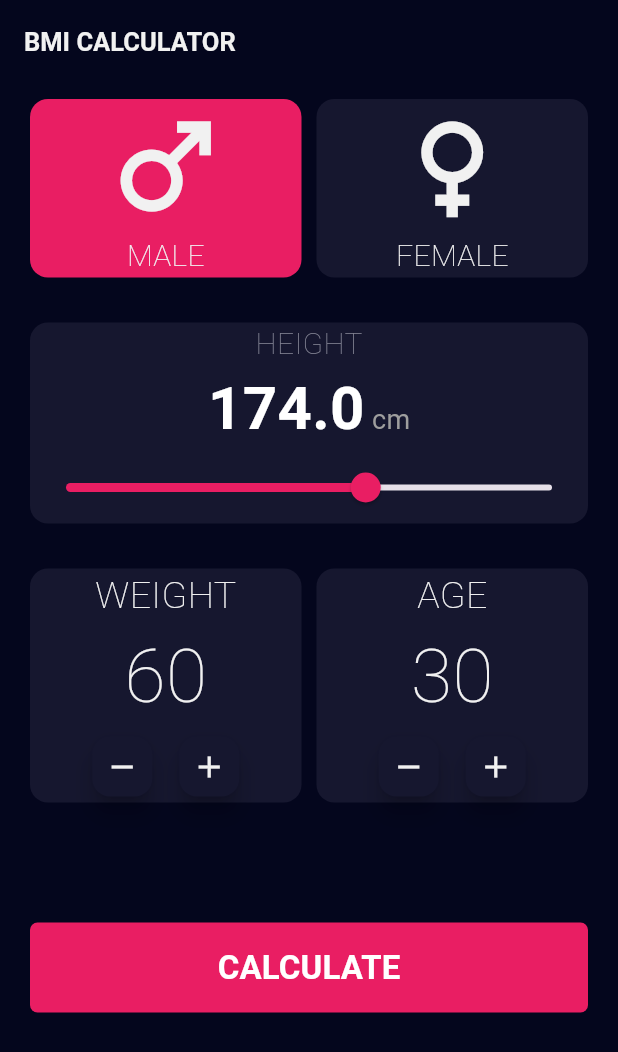
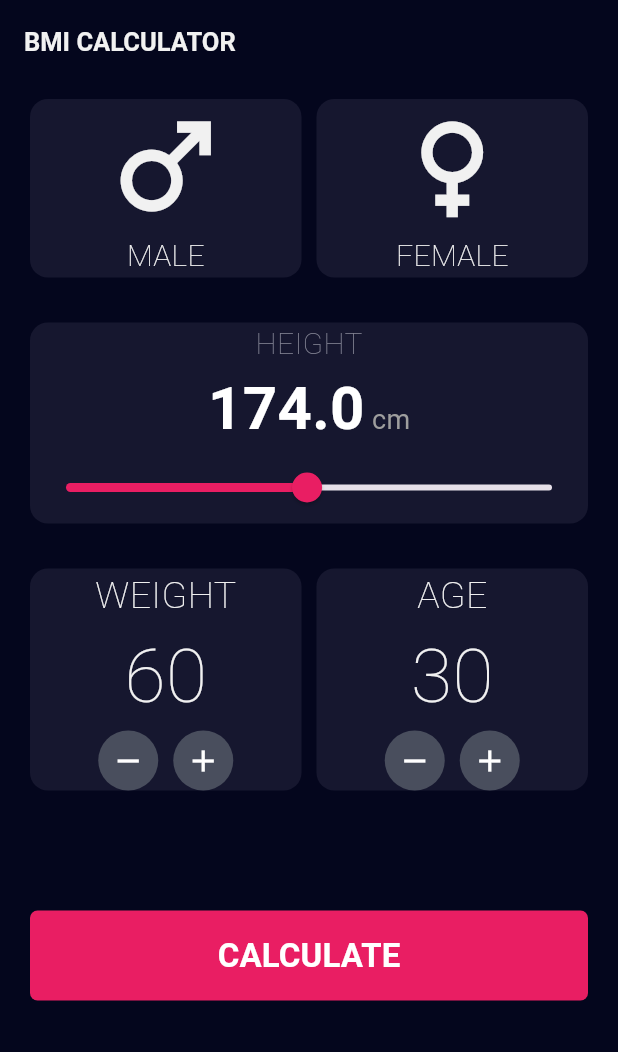
Before and after one commit to 2201070/BMI_APP, a Flutter app: the screen it shows after launch, on a phone screen of 412 x 824 dp. Shown: the top 1052 px of the screen. Run offline on Flutter 3.47's test engine with Material 3 defaults, Android fonts, the phone set to English and light mode, and no system bars.

Commit message:
Updated UI and fixed navigation bug

```diff
--- a/lib/main.dart
+++ b/lib/main.dart
@@ -28,7 +28,7 @@ class BMIScreen extends StatefulWidget {
 }
 
 class _BMIScreenState extends State<BMIScreen> {
-  bool isMale = true;
+  bool? isMale;
   double height = 174;
   int weight = 60;
   int age = 30;
@@ -42,7 +42,11 @@ class _BMIScreenState extends State<BMIScreen> {
     double result = calculateBMI();
     Navigator.push(
       context,
-      MaterialPageRoute(builder: (context) => ResultPage(bmiResult: result)),
+      MaterialPageRoute(
+        builder: (context) {
+          return ResultPage(bmiResult: result);
+        },
+      ),
     );
   }
 
@@ -78,7 +82,7 @@ class _BMIScreenState extends State<BMIScreen> {
                     child: MaleorFemale(
                       icon: Icons.male,
                       text: 'MALE',
-                      isSelected: isMale,
+                      isSelected: isMale == true,
                     ),
                   ),
                 ),
@@ -93,7 +97,7 @@ class _BMIScreenState extends State<BMIScreen> {
                     child: MaleorFemale(
                       icon: Icons.female,
                       text: 'FEMALE',
-                      isSelected: !isMale,
+                      isSelected: isMale == false,
                     ),
                   ),
                 ),
@@ -115,12 +119,12 @@ class _BMIScreenState extends State<BMIScreen> {
                   child: WidthandAge(
                     text1: 'WEIGHT',
                     value: weight,
-                    onAdd: () {
+                    Add: () {
                       setState(() {
                         weight++;
                       });
                     },
-                    onRemove: () {
+                    Remove: () {
                       setState(() {
                         weight--;
                       });
@@ -132,12 +136,12 @@ class _BMIScreenState extends State<BMIScreen> {
                   child: WidthandAge(
                     text1: 'AGE',
                     value: age,
-                    onAdd: () {
+                    Add: () {
                       setState(() {
                         age++;
                       });
                     },
-                    onRemove: () {
+                    Remove: () {
                       setState(() {
                         age--;
                       });
@@ -155,7 +159,9 @@ class _BMIScreenState extends State<BMIScreen> {
                 borderRadius: BorderRadius.circular(5),
               ),
               child: TextButton(
-                onPressed: () => goToResultPage(context),
+                onPressed: () {
+                  goToResultPage(context);
+                },
                 child: const Text(
                   "CALCULATE",
                   style: TextStyle(
--- a/lib/widget/Height.dart
+++ b/lib/widget/Height.dart
@@ -45,8 +45,8 @@ class Height extends StatelessWidget {
           ),
           Slider(
             value: height,
-            min: 100,
-            max: 220,
+            min: 50,
+            max: 300,
             activeColor: Colors.pink,
             thumbColor: Colors.pink,
             onChanged: onChanged,
--- a/lib/widget/Male_Female.dart
+++ b/lib/widget/Male_Female.dart
@@ -17,7 +17,7 @@ class MaleorFemale extends StatelessWidget {
     return Container(
       decoration: BoxDecoration(
         borderRadius: BorderRadius.circular(12),
-        color: isSelected ? Colors.pink : const Color(0xff16172F),
+        color: isSelected ? Colors.pink : Color(0xff16172F),
       ),
       child: Column(
         crossAxisAlignment: CrossAxisAlignment.center,
--- a/lib/widget/Width_Age.dart
+++ b/lib/widget/Width_Age.dart
@@ -5,14 +5,14 @@ class WidthandAge extends StatelessWidget {
     super.key,
     required this.text1,
     required this.value,
-    required this.onAdd,
-    required this.onRemove,
+    required this.Add,
+    required this.Remove,
   });
 
   final String text1;
   final int value;
-  final VoidCallback onAdd;
-  final VoidCallback onRemove;
+  final VoidCallback Add;
+  final VoidCallback Remove;
 
   @override
   Widget build(BuildContext context) {
@@ -43,18 +43,30 @@ class WidthandAge extends StatelessWidget {
           Row(
             mainAxisAlignment: MainAxisAlignment.center,
             children: [
-              FloatingActionButton(
-                mini: true,
-                backgroundColor: Color(0xff16172F),
-                onPressed: onRemove,
-                child: const Icon(Icons.remove, color: Color(0xffF1F1F1)),
+              GestureDetector(
+                onTap: Remove,
+                child: Container(
+                  height: 40,
+                  width: 40,
+                  decoration: BoxDecoration(
+                    color: Color(0xff494E5D),
+                    shape: BoxShape.circle,
+                  ),
+                  child: const Icon(Icons.remove, color: Colors.white),
+                ),
               ),
               const SizedBox(width: 10),
-              FloatingActionButton(
-                mini: true,
-                backgroundColor: Color(0xff16172F),
-                onPressed: onAdd,
-                child: const Icon(Icons.add, color: Color(0XFFF1F1F1)),
+              GestureDetector(
+                onTap: Add,
+                child: Container(
+                  height: 40,
+                  width: 40,
+                  decoration: BoxDecoration(
+                    color: Color(0xff494E5D),
+                    shape: BoxShape.circle,
+                  ),
+                  child: const Icon(Icons.add, color: Colors.white),
+                ),
               ),
             ],
           ),
```
